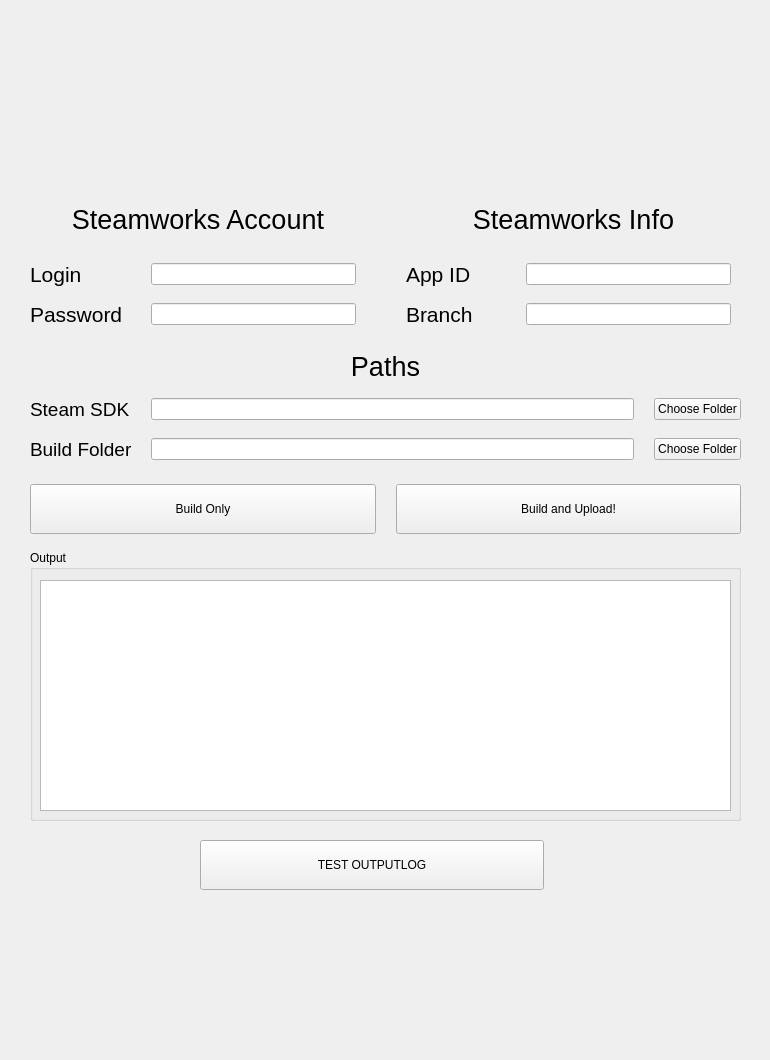
Qt form UI/bitbaker.ui (elamhut/BitCakeUnrealTools) before a commit.
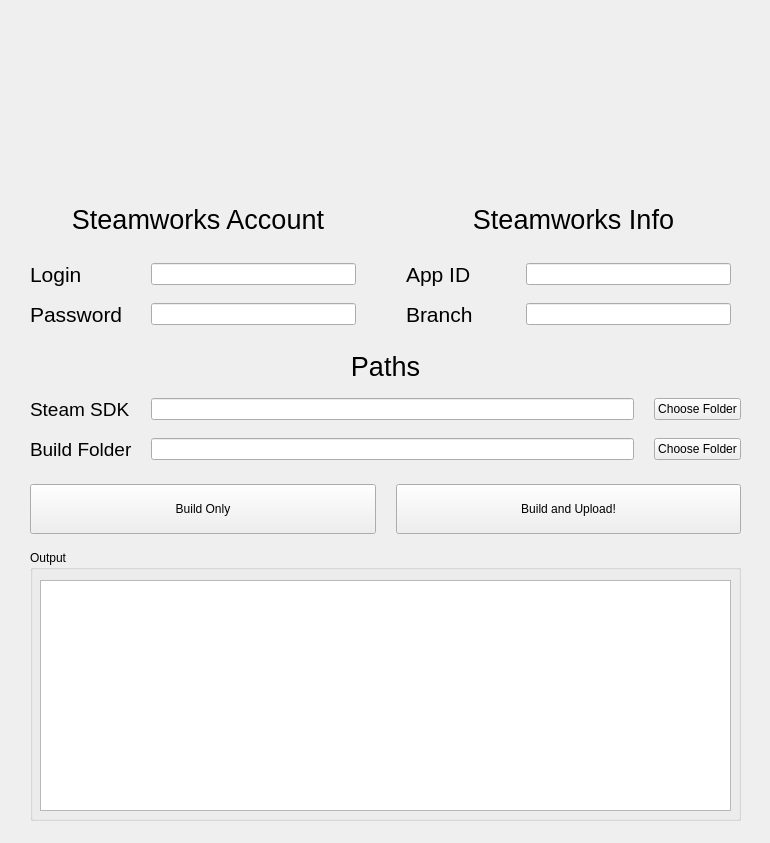
The same form after that commit. Icons and pictures are not drawn.

Diff of the .ui file:
```diff
--- a/UI/bitbaker.ui
+++ b/UI/bitbaker.ui
@@ -7,7 +7,7 @@
     <x>0</x>
     <y>0</y>
     <width>770</width>
-    <height>1060</height>
+    <height>843</height>
    </rect>
   </property>
   <property name="sizePolicy">
@@ -1851,34 +1851,6 @@
      </property>
     </widget>
    </widget>
-   <widget class="QPushButton" name="testOutputLog">
-    <property name="enabled">
-     <bool>true</bool>
-    </property>
-    <property name="geometry">
-     <rect>
-      <x>200</x>
-      <y>840</y>
-      <width>344</width>
-      <height>50</height>
-     </rect>
-    </property>
-    <property name="sizePolicy">
-     <sizepolicy hsizetype="Minimum" vsizetype="Maximum">
-      <horstretch>0</horstretch>
-      <verstretch>0</verstretch>
-     </sizepolicy>
-    </property>
-    <property name="maximumSize">
-     <size>
-      <width>9999999</width>
-      <height>50</height>
-     </size>
-    </property>
-    <property name="text">
-     <string>TEST OUTPUTLOG</string>
-    </property>
-   </widget>
   </widget>
  </widget>
  <resources>
```
